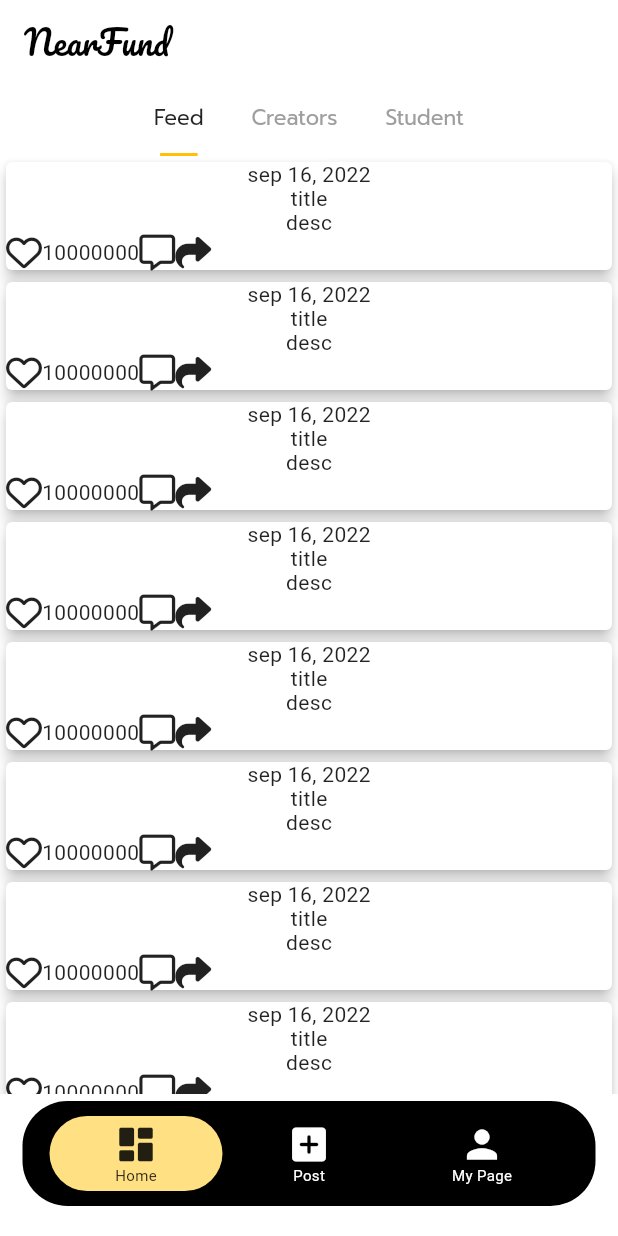
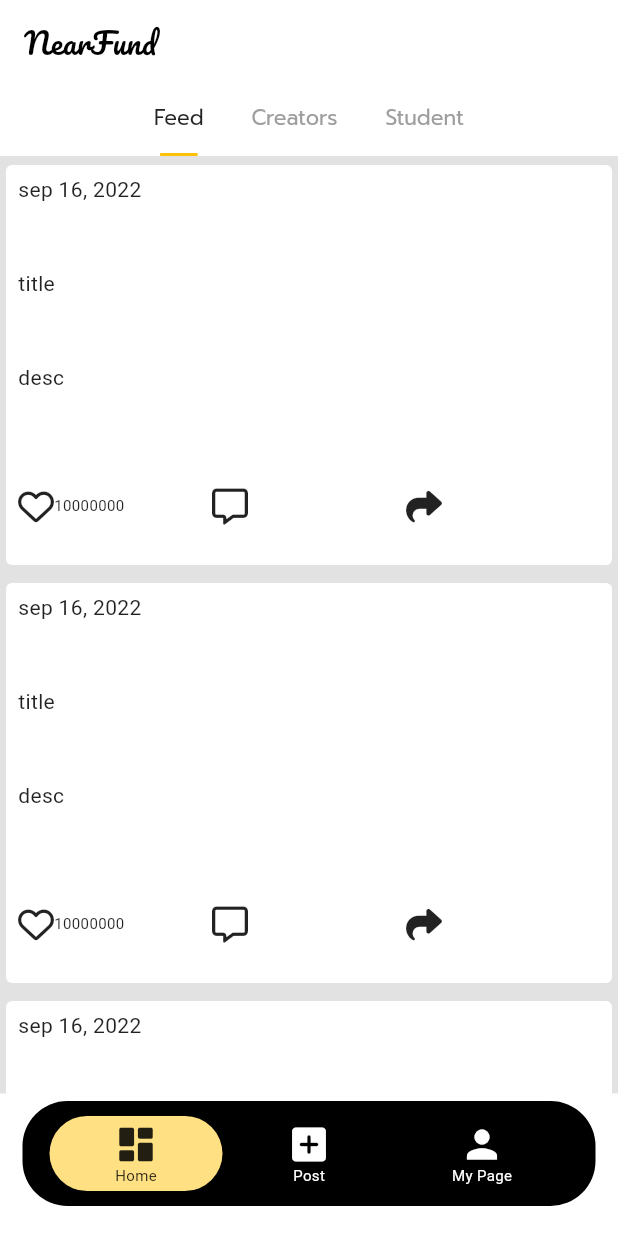
Before and after one commit to yussifm/NearFundDemo, a Flutter app: the screen it shows after launch, on a phone screen of 412 x 824 dp. Run offline on Flutter 3.47's test engine with Material 2 defaults, Android fonts, the phone set to English and light mode, and no system bars; drawn by our look-alikes of floating_bottom_navigation_bar; our stand-ins replace animated_text_kit, cloud_firestore, dotted_border, firebase_auth, firebase_core, firebase_storage and 8 more; accounts and stored records are empty; project files that could hold a hidden picture were left out.

Commit message:
adding icons

```diff
--- a/nearfund/lib/app/Home/home.dart
+++ b/nearfund/lib/app/Home/home.dart
@@ -41,6 +41,7 @@ class _HomePageState extends ConsumerState<HomePage>
           title: Text(
             'NearFund',
             style: TextStyle(
+              fontSize: 20,
               fontFamily: GoogleFonts.pacifico().fontFamily,
             ),
           ),
--- a/nearfund/lib/app/Home/home_feed.dart
+++ b/nearfund/lib/app/Home/home_feed.dart
@@ -13,6 +13,7 @@ class _HomeFeedState extends State<HomeFeed> {
   @override
   Widget build(BuildContext context) {
     return Scaffold(
+        backgroundColor: Colors.grey.withOpacity(0.3),
         body: ListView.builder(
             itemCount: 120,
             itemBuilder: (context, index) {
--- a/nearfund/lib/app/Post/widget/post_card.dart
+++ b/nearfund/lib/app/Post/widget/post_card.dart
@@ -11,21 +11,45 @@ class PostCard extends StatefulWidget {
 class _PostCardState extends State<PostCard> {
   @override
   Widget build(BuildContext context) {
-    return Card(
-      elevation: 4,
-      child: Column(children: [
-        Text('sep 16, 2022'),
-        Text('title'),
-        Text('desc'),
-        Row(
-          children: [
-            FaIcon(FontAwesomeIcons.heart),
-            Text('10000000'),
-            FaIcon(FontAwesomeIcons.message),
-            FaIcon(FontAwesomeIcons.share)
-          ],
-        )
-      ]),
+    return Container(
+      margin: const EdgeInsets.symmetric(
+        vertical: 2,
+      ),
+      width: MediaQuery.of(context).size.width,
+      height: MediaQuery.of(context).size.height / 3,
+      child: Card(
+        elevation: 0,
+        child: Padding(
+          padding: const EdgeInsets.all(8.0),
+          child: Column(
+              mainAxisAlignment: MainAxisAlignment.start,
+              crossAxisAlignment: CrossAxisAlignment.stretch,
+              children: [
+                const Expanded(child: Text('sep 16, 2022')),
+                const Expanded(child: Text('title')),
+                const Expanded(child: Text('desc')),
+                Expanded(
+                  child: Row(
+                    children: [
+                      Expanded(
+                          child: Row(
+                        children: const [
+                          FaIcon(FontAwesomeIcons.heart),
+                          Text(
+                            '10000000',
+                            style: TextStyle(fontSize: 10),
+                          ),
+                        ],
+                      )),
+                      const Expanded(child: FaIcon(FontAwesomeIcons.message)),
+                      const Expanded(
+                          child: const FaIcon(FontAwesomeIcons.share))
+                    ],
+                  ),
+                )
+              ]),
+        ),
+      ),
     );
   }
 }
```
Also changed, not shown: nearfund/assets/images/NearFund_Logo.png (added), 37 other files.
